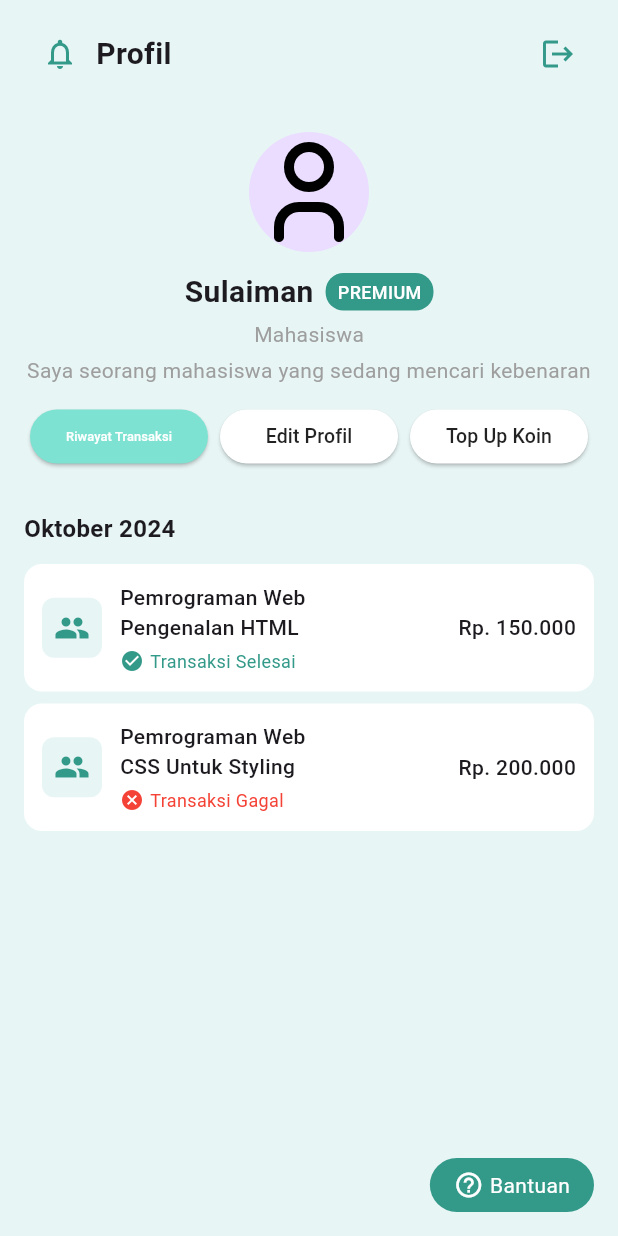
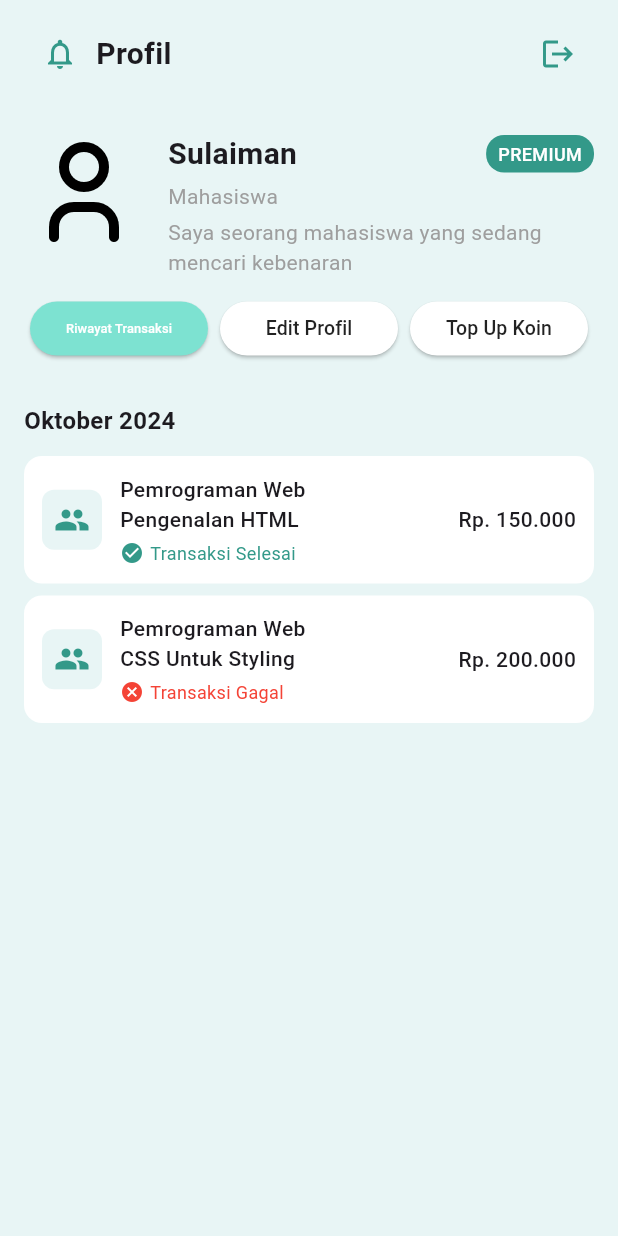
Before and after one commit to Zidanbz/MentorMe, a Flutter app: the ProfileScreen screen opened directly, on a phone screen of 412 x 824 dp. Run offline on Flutter 3.47's test engine with Material 3 defaults, Android fonts, the light colour scheme and no system bars; our stand-ins replace cloud_firestore, firebase_auth, firebase_core, firebase_database, fluttertoast, image_picker; accounts and stored records are empty; Roboto replaces fonts that are missing (SFPro).

Commit message:
update ui profile

```diff
--- a/lib/Pages/Profile/profile.dart
+++ b/lib/Pages/Profile/profile.dart
@@ -1,13 +1,22 @@
 import 'package:flutter/material.dart';
 import 'package:firebase_auth/firebase_auth.dart';
 import 'package:mentorme/global/transaction_card.dart';
+import 'edit_profile.dart';
 
 class ProfileScreen extends StatelessWidget {
   const ProfileScreen({Key? key}) : super(key: key);
 
   void _handleLogout(BuildContext context) async {
     await FirebaseAuth.instance.signOut();
-    // Navigate to login screen or handle logout
+  }
+
+  void _navigateToEditProfile(BuildContext context) {
+    Navigator.push(
+      context,
+      MaterialPageRoute(
+        builder: (context) => const EditProfileScreen(),
+      ),
+    );
   }
 
   @override
@@ -46,24 +55,40 @@ class ProfileScreen extends StatelessWidget {
                       IconButton(
                         icon: const Icon(Icons.logout),
                         color: const Color(0xFF339989),
-                        onPressed: () {},
+                        onPressed: () => _handleLogout(context),
                       ),
                     ],
                   ),
                 ),
 
-                // Profile Info
+                // Profile Info with new layout
                 Container(
                   padding: const EdgeInsets.all(16),
                   child: Column(
+                    crossAxisAlignment: CrossAxisAlignment.start,
                     children: [
-                      const CircleAvatar(
-                        radius: 40,
-                        backgroundImage: AssetImage('assets/person.png'),
+                      Row(
+                        crossAxisAlignment: CrossAxisAlignment.start,
+                        children: [
+                          // Profile Image
+                          Container(
+                            width: 80,
+                            height: 80,
+                            child: ClipRRect(
+                              borderRadius: BorderRadius.circular(12),
+                              child: Image.asset(
+                                'assets/person.png',
+                                fit: BoxFit.cover,
                               ),
-                      const SizedBox(height: 12),
+                            ),
+                          ),
+                          const SizedBox(width: 16),
+                          // Profile Info
+                          Expanded(
+                            child: Column(
+                              crossAxisAlignment: CrossAxisAlignment.start,
+                              children: [
                                 Row(
-                        mainAxisAlignment: MainAxisAlignment.center,
                                   children: [
                                     const Text(
                                       'Sulaiman',
@@ -72,10 +97,12 @@ class ProfileScreen extends StatelessWidget {
                                         fontWeight: FontWeight.bold,
                                       ),
                                     ),
-                          const SizedBox(width: 8),
+                                    const Spacer(), // Menambahkan spacer untuk mendorong badge ke kanan
                                     Container(
                                       padding: const EdgeInsets.symmetric(
-                                horizontal: 8, vertical: 4),
+                                        horizontal: 8,
+                                        vertical: 4,
+                                      ),
                                       decoration: BoxDecoration(
                                         color: const Color(0xFF339989),
                                         borderRadius: BorderRadius.circular(12),
@@ -102,11 +129,15 @@ class ProfileScreen extends StatelessWidget {
                                 const SizedBox(height: 4),
                                 const Text(
                                   'Saya seorang mahasiswa yang sedang mencari kebenaran',
-                        textAlign: TextAlign.center,
                                   style: TextStyle(
                                     fontSize: 14,
                                     color: Colors.grey,
                                   ),
+                                ),
+                              ],
+                            ),
+                          ),
+                        ],
                       ),
                       const SizedBox(height: 16),
 
@@ -154,7 +185,8 @@ class ProfileScreen extends StatelessWidget {
                                       borderRadius: BorderRadius.circular(18),
                                     ),
                                   ),
-                                  onPressed: () {},
+                                  onPressed: () =>
+                                      _navigateToEditProfile(context),
                                   child: const FittedBox(
                                     fit: BoxFit.scaleDown,
                                     child: Text(
@@ -198,7 +230,7 @@ class ProfileScreen extends StatelessWidget {
                   ),
                 ),
 
-                // Transaction History
+                // Rest of the code remains the same...
                 Expanded(
                   child: Container(
                     padding: const EdgeInsets.all(16),
@@ -229,34 +261,6 @@ class ProfileScreen extends StatelessWidget {
                   ),
                 ),
               ],
-            ),
-
-            // Help Button
-            Positioned(
-              right: 16,
-              bottom: 16,
-              child: Container(
-                decoration: BoxDecoration(
-                  color: const Color(0xFF339989),
-                  borderRadius: BorderRadius.circular(24),
-                ),
-                padding:
-                    const EdgeInsets.symmetric(horizontal: 16, vertical: 8),
-                child: Row(
-                  mainAxisSize: MainAxisSize.min,
-                  children: const [
-                    Icon(Icons.help_outline, color: Colors.white, size: 20),
-                    SizedBox(width: 4),
-                    Text(
-                      'Bantuan',
-                      style: TextStyle(
-                        color: Colors.white,
-                        fontSize: 14,
-                      ),
-                    ),
-                  ],
-                ),
-              ),
             ),
           ],
         ),
```
Lines whose indentation alone changed are shown as unchanged.
